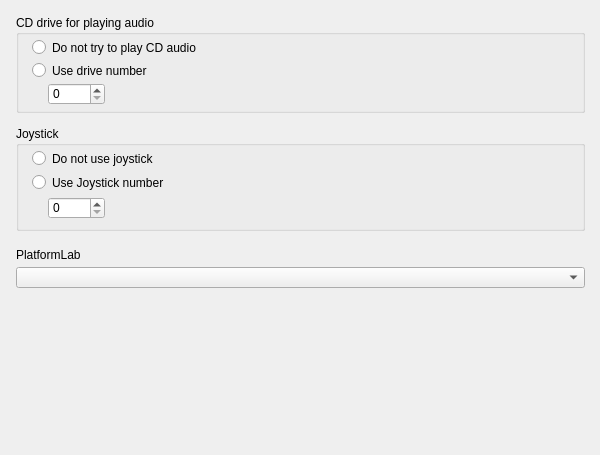
Old version of the form src/forms/ModernProfileEditorScummVMHardwareFrameUnit.ui in the repository Eldricos/D-Fend-Reborn.
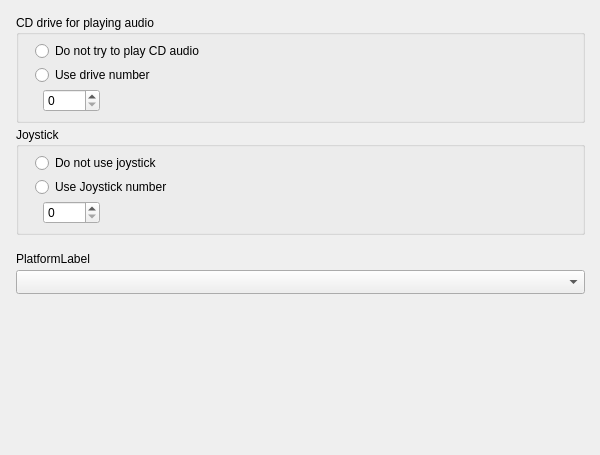
New version of the form.

Commit message: Modern profile editor: Qt layouts instead of fixed pixel positions

The edit to the form file:
```diff
--- a/src/forms/ModernProfileEditorScummVMHardwareFrameUnit.ui
+++ b/src/forms/ModernProfileEditorScummVMHardwareFrameUnit.ui
@@ -5,59 +5,161 @@
     <property name="geometry"><rect><x>0</x><y>0</y><width>600</width><height>455</height></rect></property>
     <property name="vclDesignWidth" stdset="0"><number>600</number></property>
     <property name="vclDesignHeight" stdset="0"><number>455</number></property>
-    <widget class="QLabel" name="PlatformLabel">
-      <property name="geometry"><rect><x>16</x><y>248</y><width>65</width><height>13</height></rect></property>
-      <property name="text"><string>PlatformLabel</string></property>
-      <property name="textFormat"><enum>Qt::PlainText</enum></property>
-      <property name="alignment"><set>Qt::AlignLeft|Qt::AlignTop</set></property>
-      <property name="vclAutoSize" stdset="0"><bool>true</bool></property>
-    </widget>
+    <layout class="QVBoxLayout" name="ModernProfileEditorScummVMHardwareFrame_Layout" stretch="0,0,0,1">
+      <property name="leftMargin"><number>16</number></property>
+      <property name="topMargin"><number>15</number></property>
+      <property name="rightMargin"><number>15</number></property>
+      <property name="bottomMargin"><number>8</number></property>
+      <property name="spacing"><number>0</number></property>
+      <item>
+        <layout class="QGridLayout" name="ModernProfileEditorScummVMHardwareFrame_Section1" columnstretch="0,1">
+          <property name="leftMargin"><number>0</number></property>
+          <property name="topMargin"><number>0</number></property>
+          <property name="rightMargin"><number>0</number></property>
+          <property name="bottomMargin"><number>0</number></property>
+          <property name="horizontalSpacing"><number>8</number></property>
+          <property name="verticalSpacing"><number>4</number></property>
+          <item row="0" column="0" colspan="2">
     <widget class="QGroupBox" name="CDGroupBox">
-      <property name="geometry"><rect><x>16</x><y>15</y><width>569</width><height>98</height></rect></property>
-      <property name="vclAnchors" stdset="0"><string notr="true">akLeft,akTop,akRight</string></property>
       <property name="title"><string>CD drive for playing audio</string></property>
+              <property name="minimumSize"><size><width>0</width><height>0</height></size></property>
+              <layout class="QGridLayout" name="CDGroupBox_Layout" columnstretch="0,0,1">
+                <property name="leftMargin"><number>16</number></property>
+                <property name="topMargin"><number>6</number></property>
+                <property name="rightMargin"><number>16</number></property>
+                <property name="bottomMargin"><number>8</number></property>
+                <property name="horizontalSpacing"><number>8</number></property>
+                <property name="verticalSpacing"><number>4</number></property>
+                <item row="0" column="0" colspan="3">
       <widget class="QRadioButton" name="CDRadioButton1">
-        <property name="geometry"><rect><x>16</x><y>24</y><width>537</width><height>17</height></rect></property>
-        <property name="vclAnchors" stdset="0"><string notr="true">akLeft,akTop,akRight</string></property>
         <property name="text"><string>Do not try to play CD audio</string></property>
       </widget>
+                </item>
+                <item row="1" column="0" colspan="3">
       <widget class="QRadioButton" name="CDRadioButton2">
-        <property name="geometry"><rect><x>16</x><y>47</y><width>537</width><height>17</height></rect></property>
-        <property name="vclAnchors" stdset="0"><string notr="true">akLeft,akTop,akRight</string></property>
         <property name="text"><string>Use drive number</string></property>
       </widget>
+                </item>
+                <item row="2" column="1" alignment="Qt::AlignLeft">
       <widget class="QSpinBox" name="CDEdit">
-        <property name="geometry"><rect><x>32</x><y>68</y><width>57</width><height>22</height></rect></property>
         <property name="minimum"><number>0</number></property>
         <property name="maximum"><number>3</number></property>
         <property name="value"><number>0</number></property>
-      </widget>
-    </widget>
+                    <property name="minimumSize"><size><width>57</width><height>0</height></size></property>
+                  </widget>
+                </item>
+                <item row="0" column="2">
+                  <spacer name="CDGroupBox_Layout_HFill">
+                    <property name="orientation"><enum>Qt::Horizontal</enum></property>
+                    <property name="sizeHint" stdset="0"><size><width>0</width><height>0</height></size></property>
+                  </spacer>
+                </item>
+                <item row="3" column="0">
+                  <spacer name="CDGroupBox_VFill">
+                    <property name="orientation"><enum>Qt::Vertical</enum></property>
+                    <property name="sizeHint" stdset="0"><size><width>0</width><height>0</height></size></property>
+                  </spacer>
+                </item>
+              </layout>
+            </widget>
+          </item>
+          <item row="1" column="0" colspan="2">
     <widget class="QGroupBox" name="JoystickGroupBox">
-      <property name="geometry"><rect><x>16</x><y>126</y><width>569</width><height>105</height></rect></property>
-      <property name="vclAnchors" stdset="0"><string notr="true">akLeft,akTop,akRight</string></property>
       <property name="title"><string>Joystick</string></property>
+              <property name="minimumSize"><size><width>0</width><height>0</height></size></property>
+              <layout class="QGridLayout" name="JoystickGroupBox_Layout" columnstretch="0,0,1">
+                <property name="leftMargin"><number>16</number></property>
+                <property name="topMargin"><number>6</number></property>
+                <property name="rightMargin"><number>4</number></property>
+                <property name="bottomMargin"><number>8</number></property>
+                <property name="horizontalSpacing"><number>8</number></property>
+                <property name="verticalSpacing"><number>4</number></property>
+                <item row="0" column="0" colspan="3">
       <widget class="QRadioButton" name="JoystickRadioButton1">
-        <property name="geometry"><rect><x>16</x><y>24</y><width>529</width><height>17</height></rect></property>
         <property name="text"><string>Do not use joystick</string></property>
       </widget>
+                </item>
+                <item row="1" column="0" colspan="3">
       <widget class="QRadioButton" name="JoystickRadioButton2">
-        <property name="geometry"><rect><x>16</x><y>48</y><width>529</width><height>17</height></rect></property>
         <property name="text"><string>Use Joystick number</string></property>
       </widget>
+                </item>
+                <item row="2" column="1" alignment="Qt::AlignLeft">
       <widget class="QSpinBox" name="JoystickEdit">
-        <property name="geometry"><rect><x>32</x><y>71</y><width>57</width><height>22</height></rect></property>
         <property name="minimum"><number>0</number></property>
         <property name="maximum"><number>3</number></property>
         <property name="value"><number>0</number></property>
-      </widget>
-    </widget>
+                    <property name="minimumSize"><size><width>57</width><height>0</height></size></property>
+                  </widget>
+                </item>
+                <item row="0" column="2">
+                  <spacer name="JoystickGroupBox_Layout_HFill">
+                    <property name="orientation"><enum>Qt::Horizontal</enum></property>
+                    <property name="sizeHint" stdset="0"><size><width>0</width><height>0</height></size></property>
+                  </spacer>
+                </item>
+                <item row="3" column="0">
+                  <spacer name="JoystickGroupBox_VFill">
+                    <property name="orientation"><enum>Qt::Vertical</enum></property>
+                    <property name="sizeHint" stdset="0"><size><width>0</width><height>0</height></size></property>
+                  </spacer>
+                </item>
+              </layout>
+            </widget>
+          </item>
+          <item row="0" column="1">
+            <spacer name="ModernProfileEditorScummVMHardwareFrame_Section1_HFill">
+              <property name="orientation"><enum>Qt::Horizontal</enum></property>
+              <property name="sizeHint" stdset="0"><size><width>0</width><height>0</height></size></property>
+            </spacer>
+          </item>
+        </layout>
+      </item>
+      <item>
+        <spacer name="ModernProfileEditorScummVMHardwareFrame_Gap1">
+          <property name="orientation"><enum>Qt::Vertical</enum></property>
+          <property name="sizeType"><enum>QSizePolicy::Fixed</enum></property>
+          <property name="sizeHint" stdset="0"><size><width>0</width><height>17</height></size></property>
+        </spacer>
+      </item>
+      <item>
+        <layout class="QGridLayout" name="ModernProfileEditorScummVMHardwareFrame_Section2" columnstretch="0,1">
+          <property name="leftMargin"><number>0</number></property>
+          <property name="topMargin"><number>0</number></property>
+          <property name="rightMargin"><number>0</number></property>
+          <property name="bottomMargin"><number>0</number></property>
+          <property name="horizontalSpacing"><number>8</number></property>
+          <property name="verticalSpacing"><number>4</number></property>
+          <item row="0" column="0" colspan="2">
+            <widget class="QLabel" name="PlatformLabel">
+              <property name="text"><string>PlatformLabel</string></property>
+              <property name="textFormat"><enum>Qt::PlainText</enum></property>
+              <property name="alignment"><set>Qt::AlignLeft|Qt::AlignTop</set></property>
+            </widget>
+          </item>
+          <item row="1" column="0" colspan="2">
     <widget class="QComboBox" name="PlatformComboBox">
-      <property name="geometry"><rect><x>16</x><y>267</y><width>569</width><height>21</height></rect></property>
-      <property name="vclAnchors" stdset="0"><string notr="true">akLeft,akTop,akRight</string></property>
       <property name="editable"><bool>false</bool></property>
       <property name="maxVisibleItems"><number>8</number></property>
-    </widget>
+              <property name="sizeAdjustPolicy"><enum>QComboBox::AdjustToMinimumContentsLengthWithIcon</enum></property>
+              <property name="minimumContentsLength"><number>10</number></property>
+            </widget>
+          </item>
+          <item row="0" column="1">
+            <spacer name="ModernProfileEditorScummVMHardwareFrame_Section2_HFill">
+              <property name="orientation"><enum>Qt::Horizontal</enum></property>
+              <property name="sizeHint" stdset="0"><size><width>0</width><height>0</height></size></property>
+            </spacer>
+          </item>
+        </layout>
+      </item>
+      <item>
+        <spacer name="ModernProfileEditorScummVMHardwareFrame_VFill">
+          <property name="orientation"><enum>Qt::Vertical</enum></property>
+          <property name="sizeHint" stdset="0"><size><width>0</width><height>0</height></size></property>
+        </spacer>
+      </item>
+    </layout>
   </widget>
   <tabstops>
     <tabstop>CDRadioButton1</tabstop>
```
Left out of the diff: 6 changed lines with no effect on the pictures. Lines whose indentation alone changed are shown as unchanged. The commit also changes 42 other files.
